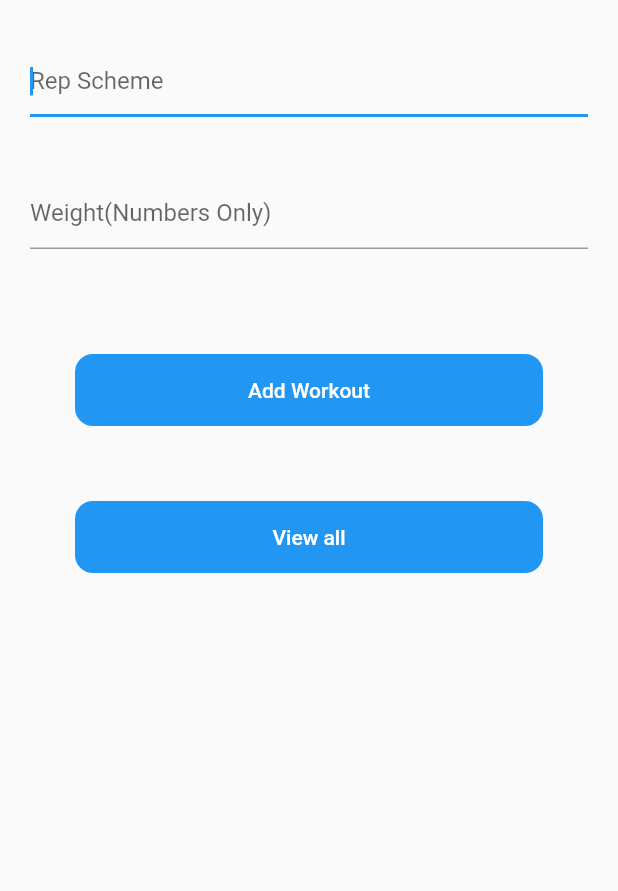
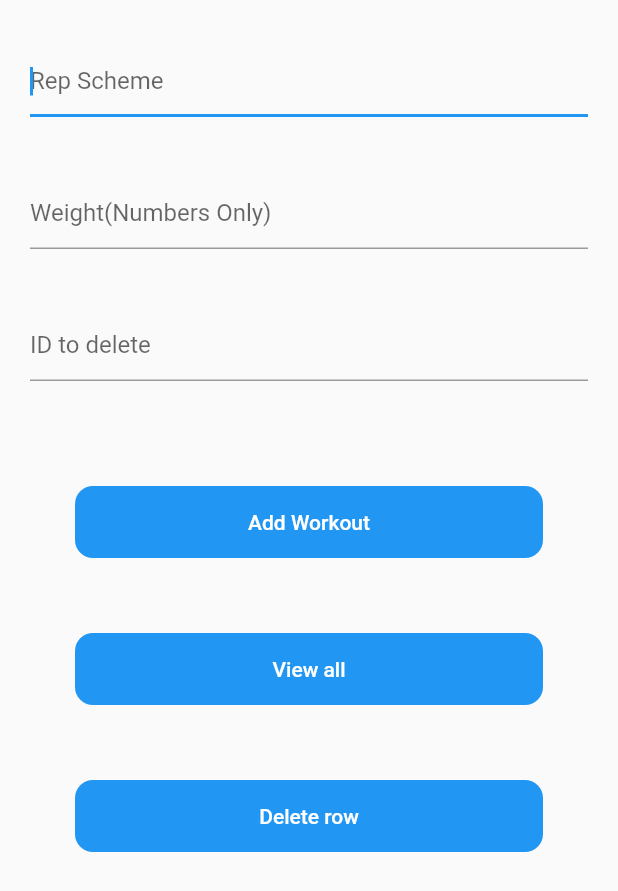
Before and after one commit to VershimaKelvin/lomas, a Flutter app: the screen it shows after launch, after a tap on "Add Workout", on a phone screen of 412 x 824 dp. Shown: the top 891 px of the screen. Run offline on Flutter 3.47's test engine with Material 2 defaults, Android fonts, the phone set to English and light mode, and no system bars; our stand-ins replace sqflite; accounts and stored records are empty.

Commit message:
i added a textForm field to receive user input for the id of the database row that should be deleted

```diff
--- a/lib/main.dart
+++ b/lib/main.dart
@@ -17,6 +17,8 @@ class MyApp extends StatefulWidget {
 class _MyAppState extends State<MyApp> {
 
   final controller = TextEditingController();
+  final controller2 = TextEditingController();
+  final controller3 = TextEditingController();
   @override
   void dispose() {
     // Clean up the controller when the widget is disposed.
@@ -30,8 +32,8 @@ class _MyAppState extends State<MyApp> {
   Widget build(BuildContext context) {
     return Scaffold(
       body: SafeArea(
-        child: Column(
-          crossAxisAlignment: CrossAxisAlignment.stretch,
+        child: ListView(
+
           children: [
             Container(
               height: 10,
@@ -59,11 +61,26 @@ class _MyAppState extends State<MyApp> {
             Padding(
               padding: const EdgeInsets.all(20.0),
               child: TextFormField(
+                controller: controller2,
                 maxLines: 1,
                 showCursor: true,
+                keyboardType: TextInputType.number,
                 autofocus: true,
                 decoration: const InputDecoration(
                   hintText: 'Weight(Numbers Only)',
+                ),
+              ),
+            ),
+            Padding(
+              padding: const EdgeInsets.all(20.0),
+              child: TextFormField(
+                controller: controller3,
+                maxLines: 1,
+                showCursor: true,
+                keyboardType: TextInputType.number,
+                autofocus: true,
+                decoration: const InputDecoration(
+                  hintText: 'ID to delete',
                 ),
               ),
             ),
@@ -77,14 +94,16 @@ class _MyAppState extends State<MyApp> {
                 child: TextButton(
                     onPressed: ()async{
                       String name = controller.text;
+                      int age=int.parse(controller2.text);
                       int id =await  DatabaseHelper.instance.insert(
                           {
-                            'Age': 12,
+                            'Age': age,
                             'name':name
                           }
                           );
                       print('this is the id of the item inserted into the database $id');
                       controller.clear();
+                      controller2.clear();
                     },
                     child: const Text(
                         'Add Workout',
@@ -115,6 +134,28 @@ class _MyAppState extends State<MyApp> {
                   ),
                 ),
               ),
+            ),
+            Padding(
+              padding: const EdgeInsets.fromLTRB(50,50,50,0),
+              child: Container(
+                decoration: BoxDecoration(
+                    color: Colors.blue,
+                    borderRadius: BorderRadius.circular(12)
+                ),
+                child: TextButton(
+                  onPressed: ()async{
+                   int deleted = await DatabaseHelper.instance.delete(int.parse(controller3.text));
+                   print(deleted);
+                   controller3.clear();
+                  },
+                  child: const Text(
+                    'Delete row',
+                    style: TextStyle(
+                        color: Colors.white
+                    ),
+                  ),
+                ),
+              ),
             )
           ],
         ),
```
